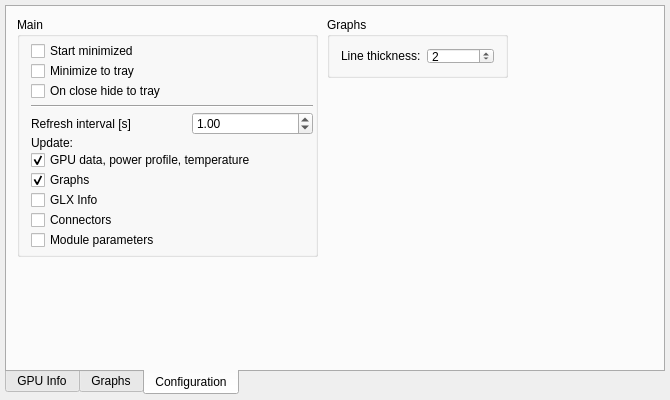
First picture: the form in radeon-profile/radeon_profile.ui, repository marazmista/radeon-profile, before the edit.
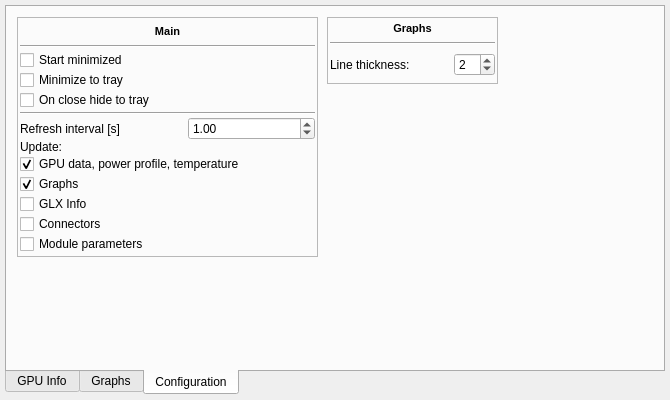
Second picture: the form after the edit. The open tabs and pages were chosen to show the change. Icons and pictures are not drawn. Custom widgets are drawn as their Qt base class.

What changed in the file:
```diff
--- a/radeon-profile/radeon_profile.ui
+++ b/radeon-profile/radeon_profile.ui
@@ -764,7 +764,7 @@
        <attribute name="title">
         <string>Configuration</string>
        </attribute>
-       <widget class="QGroupBox" name="groupBox">
+       <widget class="QFrame" name="frame">
         <property name="geometry">
          <rect>
           <x>10</x>
@@ -773,13 +773,16 @@
           <height>240</height>
          </rect>
         </property>
-        <property name="title">
-         <string>Main</string>
+        <property name="frameShape">
+         <enum>QFrame::StyledPanel</enum>
         </property>
         <layout class="QVBoxLayout" name="verticalLayout_3">
          <property name="spacing">
           <number>2</number>
          </property>
+         <property name="leftMargin">
+          <number>2</number>
+         </property>
          <property name="topMargin">
           <number>2</number>
          </property>
@@ -789,6 +792,30 @@
          <property name="bottomMargin">
           <number>2</number>
          </property>
+         <item>
+          <widget class="QLabel" name="label_7">
+           <property name="font">
+            <font>
+             <pointsize>8</pointsize>
+             <weight>75</weight>
+             <bold>true</bold>
+            </font>
+           </property>
+           <property name="text">
+            <string>Main</string>
+           </property>
+           <property name="alignment">
+            <set>Qt::AlignCenter</set>
+           </property>
+          </widget>
+         </item>
+         <item>
+          <widget class="Line" name="line_2">
+           <property name="orientation">
+            <enum>Qt::Horizontal</enum>
+           </property>
+          </widget>
+         </item>
          <item>
           <layout class="QVBoxLayout" name="verticalLayout">
            <property name="spacing">
@@ -975,39 +1002,91 @@
          </item>
         </layout>
        </widget>
-       <widget class="QGroupBox" name="groupBox_2">
+       <widget class="QFrame" name="frame_2">
         <property name="geometry">
          <rect>
           <x>320</x>
           <y>10</y>
-          <width>181</width>
-          <height>61</height>
+          <width>171</width>
+          <height>67</height>
          </rect>
         </property>
-        <property name="title">
-         <string>Graphs</string>
+        <property name="frameShape">
+         <enum>QFrame::StyledPanel</enum>
         </property>
-        <layout class="QGridLayout" name="gridLayout_10">
-         <item row="0" column="0">
-          <widget class="QLabel" name="label_6">
+        <layout class="QVBoxLayout" name="verticalLayout_4">
+         <property name="leftMargin">
+          <number>2</number>
+         </property>
+         <property name="topMargin">
+          <number>2</number>
+         </property>
+         <property name="rightMargin">
+          <number>2</number>
+         </property>
+         <property name="bottomMargin">
+          <number>2</number>
+         </property>
+         <item>
+          <widget class="QLabel" name="label_9">
+           <property name="maximumSize">
+            <size>
+             <width>16777215</width>
+             <height>12</height>
+            </size>
+           </property>
+           <property name="font">
+            <font>
+             <pointsize>8</pointsize>
+             <weight>75</weight>
+             <bold>true</bold>
+            </font>
+           </property>
            <property name="text">
-            <string>Line thickness:</string>
+            <string>Graphs</string>
            </property>
+           <property name="alignment">
+            <set>Qt::AlignCenter</set>
+           </property>
           </widget>
          </item>
-         <item row="0" column="1">
-          <widget class="QSpinBox" name="spin_lineThick">
-           <property name="minimum">
-            <number>1</number>
+         <item>
+          <widget class="Line" name="line_3">
+           <property name="orientation">
+            <enum>Qt::Horizontal</enum>
            </property>
-           <property name="maximum">
-            <number>10</number>
-           </property>
-           <property name="value">
-            <number>2</number>
-           </property>
           </widget>
          </item>
+         <item>
+          <layout class="QHBoxLayout" name="horizontalLayout_3">
+           <item>
+            <widget class="QLabel" name="label_6">
+             <property name="text">
+              <string>Line thickness:</string>
+             </property>
+            </widget>
+           </item>
+           <item>
+            <widget class="QSpinBox" name="spin_lineThick">
+             <property name="sizePolicy">
+              <sizepolicy hsizetype="Maximum" vsizetype="Fixed">
+               <horstretch>0</horstretch>
+               <verstretch>0</verstretch>
+              </sizepolicy>
+             </property>
+             <property name="minimum">
+              <number>1</number>
+             </property>
+             <property name="maximum">
+              <number>10</number>
+             </property>
+             <property name="value">
+              <number>2</number>
+             </property>
+            </widget>
+           </item>
+          </layout>
+         </item>
         </layout>
        </widget>
       </widget>
```
